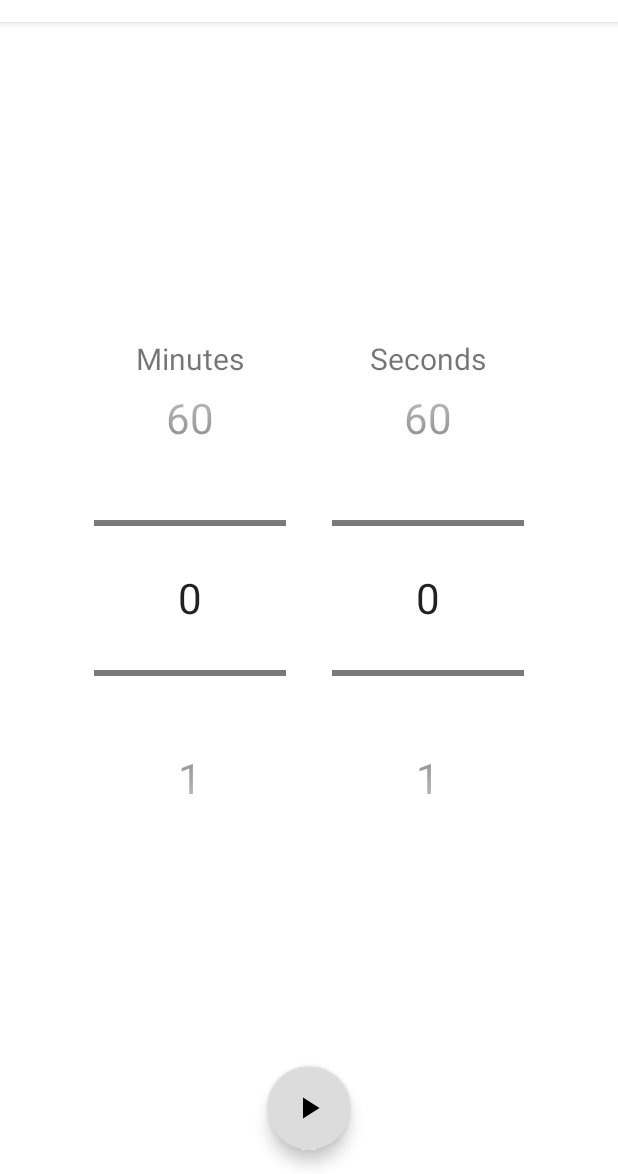
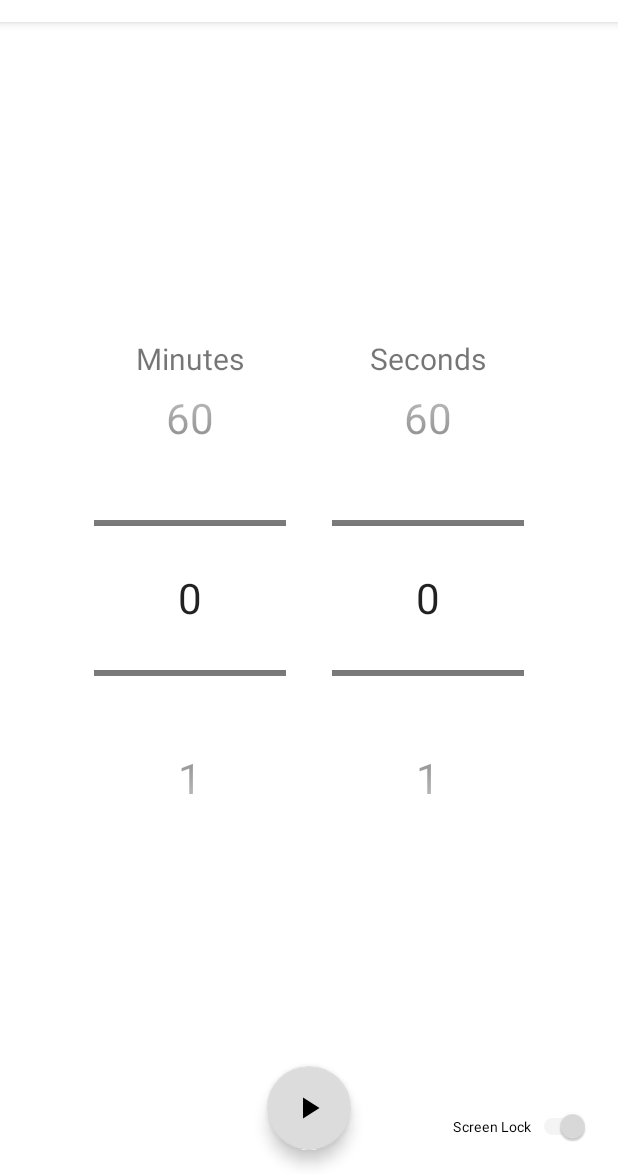
Before and after one commit to omi-repo/TimerForScreenTimeout, an Android app: the screen it shows after launch (MainActivity), on a phone screen of 412 x 824 dp, the part 62-1236 px from its top. Run offline under Robolectric (Android 15) with nearby library versions, the phone set to English and light mode, and no system bars; our stand-ins replace Dagger/Hilt's generated code, Room's generated code, Timber, data binding, navigation-ui.

Commit message:
Add screen lock option, add Flow for auto update with RecyclerView in TimerHistoryFragment.kt, and update SetTimerFragment.kt view with custom ProgressBar when countdown in progress.

```diff
--- a/app/src/main/java/kost/romi/timerforscreentimeout/MainActivity.kt
+++ b/app/src/main/java/kost/romi/timerforscreentimeout/MainActivity.kt
@@ -40,28 +40,21 @@ class MainActivity : AppCompatActivity() {
 
         setContentView(R.layout.activity_main)
 
-//        setSupportActionBar(findViewById(R.id.toolbar))
-//        val navController: NavController = findNavController(R.id.nav_host_fragment)
-//        appBarConfiguration = AppBarConfiguration.Builder().build()
-//        setupActionBarWithNavController(navController, appBarConfiguration)
-//        supportActionBar!!.setDisplayHomeAsUpEnabled(true)
-//        supportActionBar!!.setHomeButtonEnabled(false)
-
         // Placeholder for fragment
         val navHostFragment = supportFragmentManager.findFragmentById(
             R.id.nav_host_fragment
         ) as NavHostFragment
         navHostFragment.navController
 
-//        // Handling Admin
-//        // Prepare to work with the Device Policy Manager
-//        mDPM = getSystemService(DEVICE_POLICY_SERVICE) as DevicePolicyManager
-//        mDeviceAdmin = ComponentName(this, MyDeviceAdminReceiver::class.java)
-//        val intent = Intent(DevicePolicyManager.ACTION_ADD_DEVICE_ADMIN)
-//        intent.putExtra(DevicePolicyManager.EXTRA_DEVICE_ADMIN, mDeviceAdmin)
-//        intent.putExtra(DevicePolicyManager.EXTRA_ADD_EXPLANATION, "EXPLANATION")
-//        startActivityForResult(intent, 0)
-//        MyDeviceAdminReceiver().onEnabled(this, intent)
+        // Handling Admin
+        // Prepare to work with the Device Policy Manager
+        mDPM = getSystemService(DEVICE_POLICY_SERVICE) as DevicePolicyManager
+        mDeviceAdmin = ComponentName(this, MyDeviceAdminReceiver::class.java)
+        val intent = Intent(DevicePolicyManager.ACTION_ADD_DEVICE_ADMIN)
+        intent.putExtra(DevicePolicyManager.EXTRA_DEVICE_ADMIN, mDeviceAdmin)
+        intent.putExtra(DevicePolicyManager.EXTRA_ADD_EXPLANATION, "EXPLANATION")
+        startActivityForResult(intent, 0)
+        MyDeviceAdminReceiver().onEnabled(this, intent)
 
     }
 
--- a/app/src/main/java/kost/romi/timerforscreentimeout/data/source/local/TimerDAO.kt
+++ b/app/src/main/java/kost/romi/timerforscreentimeout/data/source/local/TimerDAO.kt
@@ -1,6 +1,5 @@
 package kost.romi.timerforscreentimeout.data.source.local
 
-import androidx.lifecycle.MutableLiveData
 import androidx.room.Dao
 import androidx.room.Insert
 import androidx.room.OnConflictStrategy
@@ -15,7 +14,7 @@ interface TimerDAO {
      * Get all item in table.
      */
     @Query("SELECT * FROM $DATABASE_NAME ORDER BY id DESC")
-    fun getTimerHistory(): List<TimerEntity>?
+    fun getAllTimerHistory(): Flow<List<TimerEntity>>
 
     /**
      * Insert a new item to table.
--- /dev/null
+++ b/app/src/main/res/drawable/progress_bar_states.xml
@@ -0,0 +1,24 @@
+<?xml version="1.0" encoding="utf-8"?>
+<layer-list xmlns:android="http://schemas.android.com/apk/res/android">
+    <item android:id="@android:id/secondaryProgress">
+        <shape
+            android:shape="ring"
+            android:thicknessRatio="17"
+            android:useLevel="false">
+            <solid android:color="@color/lighter_grey" />
+        </shape>
+    </item>
+    <item android:id="@android:id/progress">
+        <rotate
+            android:fromDegrees="90"
+            android:toDegrees="90">
+            <shape
+                android:shape="ring"
+                android:thicknessRatio="20"
+                android:useLevel="true">
+                <corners android:radius="6dp" />
+                <solid android:color="@color/black" />
+            </shape>
+        </rotate>
+    </item>
+</layer-list>
--- a/app/src/main/res/layout/fragment_set_timer.xml
+++ b/app/src/main/res/layout-v26/fragment_set_timer.xml
@@ -1,6 +1,7 @@
 <?xml version="1.0" encoding="utf-8"?><!-- Wrapping the layout to make it available with data binding. -->
 <layout xmlns:android="http://schemas.android.com/apk/res/android"
-    xmlns:app="http://schemas.android.com/apk/res-auto">
+    xmlns:app="http://schemas.android.com/apk/res-auto"
+    xmlns:tools="http://schemas.android.com/tools">
 
     <!-- Data to make available to the XML via data binding. In this case,
          the whole ViewModel, so that we can access the LiveData,
@@ -43,8 +44,8 @@
                 android:id="@+id/toolbar"
                 android:layout_width="match_parent"
                 android:layout_height="wrap_content"
+                android:minHeight="?attr/actionBarSize"
                 app:menu="@menu/history_menu"
-                android:minHeight="?attr/actionBarSize"
                 app:title="@string/app_name" />
         </com.google.android.material.appbar.AppBarLayout>
 
@@ -53,6 +54,35 @@
             android:layout_width="match_parent"
             android:layout_height="match_parent"
             android:layout_weight="0">
+
+            <ProgressBar
+                android:id="@+id/progressBar"
+                android:layout_width="220dp"
+                android:layout_height="220dp"
+                android:indeterminateOnly="false"
+                android:max="100"
+                android:min="0"
+                android:progressDrawable="@drawable/progress_bar_states"
+                android:scaleX="2"
+                android:scaleY="2"
+                app:layout_constraintBottom_toBottomOf="parent"
+                app:layout_constraintEnd_toEndOf="parent"
+                app:layout_constraintStart_toStartOf="parent"
+                app:layout_constraintTop_toTopOf="parent" />
+
+            <TextView
+                android:id="@+id/countdown_textview"
+                android:layout_width="wrap_content"
+                android:layout_height="wrap_content"
+                android:fontFamily="sans-serif"
+                android:scaleX="2"
+                android:scaleY="2"
+                android:textSize="24sp"
+                app:layout_constraintBottom_toBottomOf="@+id/progressBar"
+                app:layout_constraintEnd_toEndOf="@+id/progressBar"
+                app:layout_constraintStart_toStartOf="@+id/progressBar"
+                app:layout_constraintTop_toTopOf="@+id/progressBar" />
+
 
             <TextView
                 android:id="@+id/minutes_number_picker_textView"
@@ -100,19 +130,6 @@
                 app:layout_constraintStart_toEndOf="@+id/minutes_number_picker"
                 app:layout_constraintTop_toTopOf="parent" />
 
-            <TextView
-                android:id="@+id/countdown_textview"
-                android:layout_width="wrap_content"
-                android:layout_height="wrap_content"
-                android:fontFamily="sans-serif"
-                android:scaleX="2"
-                android:scaleY="2"
-                android:textSize="30sp"
-                app:layout_constraintBottom_toBottomOf="parent"
-                app:layout_constraintEnd_toEndOf="parent"
-                app:layout_constraintStart_toStartOf="parent"
-                app:layout_constraintTop_toTopOf="parent" />
-
             <com.google.android.material.floatingactionbutton.FloatingActionButton
                 android:id="@+id/stop_reset_fab"
                 android:layout_width="wrap_content"
@@ -135,6 +152,20 @@
                 app:layout_constraintEnd_toEndOf="parent"
                 app:layout_constraintStart_toStartOf="parent" />
 
+            <androidx.appcompat.widget.SwitchCompat
+                android:id="@+id/screen_lock_switch"
+                android:layout_width="wrap_content"
+                android:layout_height="wrap_content"
+                android:layout_marginEnd="8dp"
+                android:layout_marginBottom="8dp"
+                android:checked="true"
+                android:scaleX="0.8"
+                android:scaleY="0.8"
+                android:text="@string/screen_lock"
+                android:textSize="12sp"
+                app:layout_constraintBottom_toBottomOf="parent"
+                app:layout_constraintEnd_toEndOf="parent" />
+
         </androidx.constraintlayout.widget.ConstraintLayout>
 
     </LinearLayout>
--- a/app/src/main/res/layout/fragment_timer_history.xml
+++ b/app/src/main/res/layout/fragment_timer_history.xml
@@ -38,6 +38,7 @@
                 android:layout_width="match_parent"
                 android:layout_height="wrap_content"
                 android:minHeight="?attr/actionBarSize"
+                app:menu="@menu/timer_history_menu"
                 app:navigationIcon="@drawable/ic_baseline_arrow_back_24" />
         </com.google.android.material.appbar.AppBarLayout>
 
--- a/app/src/main/res/values/strings.xml
+++ b/app/src/main/res/values/strings.xml
@@ -1,8 +1,6 @@
 <resources>
 
     <string name="app_name">Timer For Screen Timeout</string>
-    <!-- TODO: Remove or change this placeholder text -->
-    <string name="hello_blank_fragment">Hello blank fragment</string>
 
     <string name="profile_name">Sample Device Owner</string>
     <string name="timer_controller_play">play</string>
@@ -16,5 +14,7 @@
     <string name="time_at_zero">00:00:000</string>
     <string name="minutes">Minutes</string>
     <string name="seconds">Seconds</string>
+    <string name="clear_all">Clear All</string>
+    <string name="screen_lock">Screen Lock</string>
 
 </resources>
--- a/build.gradle
+++ b/build.gradle
@@ -30,3 +30,9 @@ allprojects {
 task clean(type: Delete) {
     delete rootProject.buildDir
 }
+
+ext {
+    activityVersion = '1.2.3'
+    coroutines = '1.5.0'
+    lifecycle_version = "2.4.0-alpha02"
+}
```
Also changed, not shown: app/build.gradle (+7 -0 lines), app/src/main/java/kost/romi/timerforscreentimeout/data/TimerDataRepository.kt (+7 -6 lines), app/src/main/java/kost/romi/timerforscreentimeout/timerdetail/SetTimerFragment.kt (+19 -8 lines), app/src/main/java/kost/romi/timerforscreentimeout/timerhistory/TimerHistoryFragment.kt (+25 -11 lines), app/src/main/java/kost/romi/timerforscreentimeout/timerhistory/TimerHistoryViewModel.kt (+4 -19 lines), app/src/main/res/menu/timer_history_menu.xml (added, +9 -0 lines), 1 other file.
